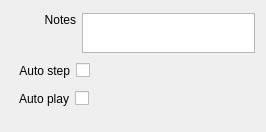
CasparCG/client, file src/Widgets/Inspector/InspectorGroupWidget.ui: the form before one commit.
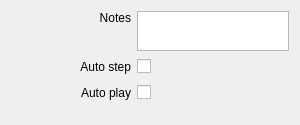
The form after the commit.

Commit message: Simplify layout of inspector widgets

Patch:
```diff
--- a/src/Widgets/Inspector/InspectorGroupWidget.ui
+++ b/src/Widgets/Inspector/InspectorGroupWidget.ui
@@ -6,8 +6,8 @@
    <rect>
     <x>0</x>
     <y>0</y>
-    <width>266</width>
-    <height>132</height>
+    <width>300</width>
+    <height>125</height>
    </rect>
   </property>
   <property name="sizePolicy">
@@ -16,81 +16,12 @@
     <verstretch>0</verstretch>
    </sizepolicy>
   </property>
-  <layout class="QVBoxLayout" name="verticalLayout">
-   <item>
-    <layout class="QHBoxLayout" name="horizontalLayoutNoteField">
-     <item>
-      <spacer name="horizontalSpacerNotes">
-       <property name="orientation">
-        <enum>Qt::Horizontal</enum>
-       </property>
-       <property name="sizeType">
-        <enum>QSizePolicy::Fixed</enum>
-       </property>
-       <property name="sizeHint" stdset="0">
-        <size>
-         <width>33</width>
-         <height>20</height>
-        </size>
-       </property>
-      </spacer>
-     </item>
-     <item>
-      <widget class="QLabel" name="labelNotes">
-       <property name="text">
-        <string>Notes</string>
-       </property>
-       <property name="alignment">
-        <set>Qt::AlignRight|Qt::AlignTop|Qt::AlignTrailing</set>
-       </property>
-      </widget>
-     </item>
-     <item>
-      <widget class="QPlainTextEdit" name="plainTextEditNotes">
-       <property name="minimumSize">
-        <size>
-         <width>0</width>
-         <height>40</height>
-        </size>
-       </property>
-       <property name="maximumSize">
-        <size>
-         <width>16777215</width>
-         <height>40</height>
-        </size>
-       </property>
-      </widget>
-     </item>
-    </layout>
-   </item>
-   <item>
+  <layout class="QGridLayout" name="gridLayout">
+   <property name="bottomMargin">
+    <number>20</number>
+   </property>
+   <item row="1" column="1">
     <layout class="QHBoxLayout" name="horizontalLayoutAutoStep">
-     <item>
-      <spacer name="horizontalSpacerAutoStep1">
-       <property name="orientation">
-        <enum>Qt::Horizontal</enum>
-       </property>
-       <property name="sizeType">
-        <enum>QSizePolicy::Fixed</enum>
-       </property>
-       <property name="sizeHint" stdset="0">
-        <size>
-         <width>8</width>
-         <height>20</height>
-        </size>
-       </property>
-      </spacer>
-     </item>
-     <item>
-      <widget class="QLabel" name="labelAutoStep">
-       <property name="text">
-        <string>Auto step</string>
-       </property>
-       <property name="alignment">
-        <set>Qt::AlignRight|Qt::AlignTrailing|Qt::AlignVCenter</set>
-       </property>
-      </widget>
-     </item>
      <item>
       <widget class="QCheckBox" name="checkBoxAutoStep">
        <property name="layoutDirection">
@@ -116,34 +47,72 @@
      </item>
     </layout>
    </item>
-   <item>
+   <item row="1" column="0">
+    <widget class="QLabel" name="labelAutoStep">
+     <property name="minimumSize">
+      <size>
+       <width>120</width>
+       <height>0</height>
+      </size>
+     </property>
+     <property name="text">
+      <string>Auto step</string>
+     </property>
+     <property name="alignment">
+      <set>Qt::AlignRight|Qt::AlignTrailing|Qt::AlignVCenter</set>
+     </property>
+    </widget>
+   </item>
+   <item row="0" column="0">
+    <widget class="QLabel" name="labelNotes">
+     <property name="minimumSize">
+      <size>
+       <width>120</width>
+       <height>0</height>
+      </size>
+     </property>
+     <property name="text">
+      <string>Notes</string>
+     </property>
+     <property name="alignment">
+      <set>Qt::AlignRight|Qt::AlignTop|Qt::AlignTrailing</set>
+     </property>
+    </widget>
+   </item>
+   <item row="0" column="1">
+    <widget class="QPlainTextEdit" name="plainTextEditNotes">
+     <property name="minimumSize">
+      <size>
+       <width>0</width>
+       <height>40</height>
+      </size>
+     </property>
+     <property name="maximumSize">
+      <size>
+       <width>16777215</width>
+       <height>40</height>
+      </size>
+     </property>
+    </widget>
+   </item>
+   <item row="2" column="0">
+    <widget class="QLabel" name="labelAutoPlay">
+     <property name="minimumSize">
+      <size>
+       <width>120</width>
+       <height>0</height>
+      </size>
+     </property>
+     <property name="text">
+      <string>Auto play</string>
+     </property>
+     <property name="alignment">
+      <set>Qt::AlignRight|Qt::AlignTrailing|Qt::AlignVCenter</set>
+     </property>
+    </widget>
+   </item>
+   <item row="2" column="1">
     <layout class="QHBoxLayout" name="horizontalLayoutAutoPlay">
-     <item>
-      <spacer name="horizontalSpacerAutoPlay1">
-       <property name="orientation">
-        <enum>Qt::Horizontal</enum>
-       </property>
-       <property name="sizeType">
-        <enum>QSizePolicy::Fixed</enum>
-       </property>
-       <property name="sizeHint" stdset="0">
-        <size>
-         <width>8</width>
-         <height>20</height>
-        </size>
-       </property>
-      </spacer>
-     </item>
-     <item>
-      <widget class="QLabel" name="labelAutoPlay">
-       <property name="text">
-        <string>Auto play</string>
-       </property>
-       <property name="alignment">
-        <set>Qt::AlignRight|Qt::AlignTrailing|Qt::AlignVCenter</set>
-       </property>
-      </widget>
-     </item>
      <item>
       <widget class="QCheckBox" name="checkBoxAutoPlay">
        <property name="layoutDirection">
@@ -169,22 +138,6 @@
      </item>
     </layout>
    </item>
-   <item>
-    <spacer name="verticalSpacerGroup">
-     <property name="orientation">
-      <enum>Qt::Vertical</enum>
-     </property>
-     <property name="sizeType">
-      <enum>QSizePolicy::Fixed</enum>
-     </property>
-     <property name="sizeHint" stdset="0">
-      <size>
-       <width>20</width>
-       <height>10</height>
-      </size>
-     </property>
-    </spacer>
-   </item>
   </layout>
  </widget>
  <resources/>
```
Left out of the diff: 5 changed lines with no effect on the pictures. The commit also changes 58 other files.
